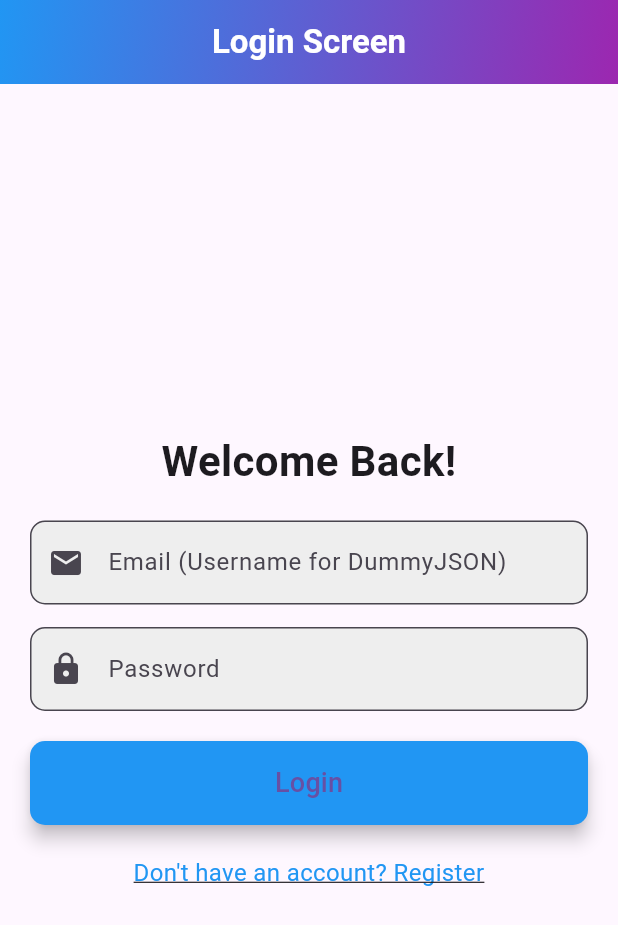
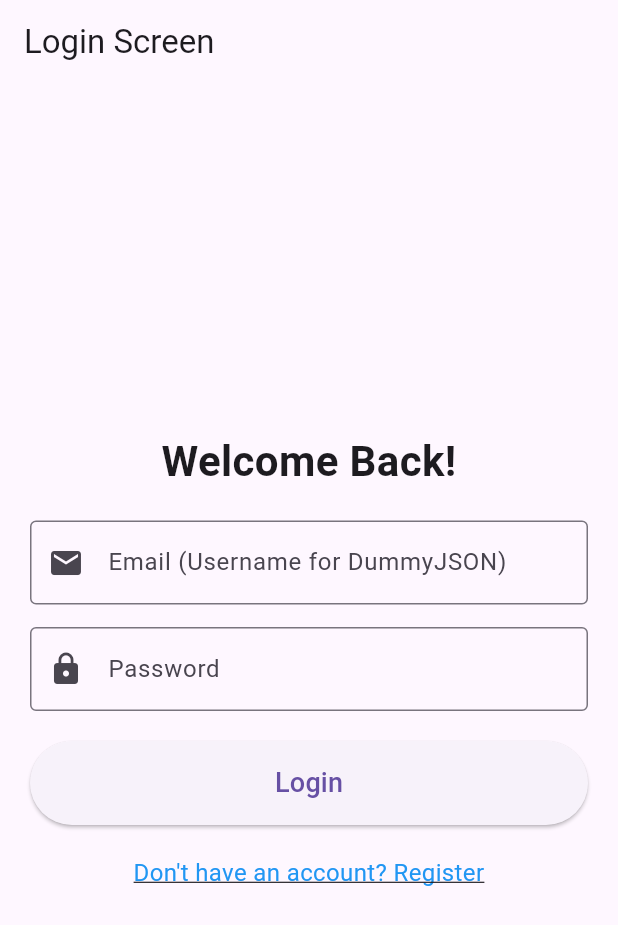
Before and after one commit to Revienne/Login_using_auth_with_dummyJsonAPI, a Flutter app: the screen it shows after launch, on a phone screen of 412 x 824 dp. Shown: the top 925 px of the screen. Run offline on Flutter 3.47's test engine with Material 3 defaults, Android fonts, the phone set to English and light mode, and no system bars; our stand-ins replace get, get_storage.

Commit message:
first commit

```diff
--- a/lib/login_page.dart
+++ b/lib/login_page.dart
@@ -1,7 +1,7 @@
 import 'dart:convert'; // For encoding/decoding JSON
 import 'package:flutter/material.dart';
 import 'package:get_storage/get_storage.dart';
-import 'package:http/http.dart' as http;
+import 'package:http/http.dart' as http; // For HTTP requests
 import 'package:get/get.dart';
 
 class Login extends StatelessWidget {
@@ -25,7 +25,7 @@ class Login extends StatelessWidget {
       final response = await http.post(Uri.parse(loginUrl),
           headers: {'Content-Type': 'application/json'},
           body: jsonEncode({
-            'username': email,
+            'username': email, // Use 'username' for DummyJSON
             'password': password,
           }));
 
@@ -33,10 +33,14 @@ class Login extends StatelessWidget {
       print('Response Data: $data');
 
       if (response.statusCode == 200 && data['accessToken'] != null) {
+        // Save token locally
         final box = GetStorage();
-        box.write('accessToken', data['accessToken']);
-        box.write('userData', data);
-        Get.offAllNamed('/dashboard');
+        box.write('accessToken', data['accessToken']); // Save access token
+        box.write('userData', data); // Save entire user data (optional)
+
+        // Navigate to dashboard
+        Get.offAllNamed(
+            '/dashboard'); // Use offAllNamed to remove login screen from navigation stack
       } else {
         ScaffoldMessenger.of(context).showSnackBar(
           SnackBar(content: Text(data['message'] ?? 'Login failed')),
@@ -53,25 +57,7 @@ class Login extends StatelessWidget {
   Widget build(BuildContext context) {
     return Scaffold(
       appBar: AppBar(
-        flexibleSpace: Container(
-          decoration: const BoxDecoration(
-            gradient: LinearGradient(
-              colors: [Colors.blue, Colors.purple],
-              begin: Alignment.topLeft,
-              end: Alignment.bottomRight,
-            ),
-          ),
-        ),
-        title: const Text(
-          'Login Screen',
-          style: TextStyle(
-            fontSize: 22,
-            fontWeight: FontWeight.bold,
-            color: Colors.white,
-          ),
-        ),
-        centerTitle: true,
-        elevation: 0,
+        title: const Text('Login Screen'),
       ),
       body: Padding(
         padding: const EdgeInsets.all(20.0),
@@ -79,6 +65,7 @@ class Login extends StatelessWidget {
           mainAxisAlignment: MainAxisAlignment.center,
           crossAxisAlignment: CrossAxisAlignment.stretch,
           children: [
+            // Title
             const Text(
               "Welcome Back!",
               style: TextStyle(
@@ -88,52 +75,47 @@ class Login extends StatelessWidget {
               textAlign: TextAlign.center,
             ),
             const SizedBox(height: 20),
+
+            // Email TextField
             TextField(
               controller: emailController,
-              decoration: InputDecoration(
+              decoration: const InputDecoration(
                 labelText: 'Email (Username for DummyJSON)',
-                border: OutlineInputBorder(
-                  borderRadius: BorderRadius.circular(10.0),
-                ),
-                prefixIcon: const Icon(Icons.email),
-                filled: true,
-                fillColor: Colors.grey[200],
+                border: OutlineInputBorder(),
+                prefixIcon: Icon(Icons.email),
               ),
               keyboardType: TextInputType.emailAddress,
             ),
             const SizedBox(height: 15),
+
+            // Password TextField
             TextField(
               controller: passwordController,
-              decoration: InputDecoration(
+              decoration: const InputDecoration(
                 labelText: 'Password',
-                border: OutlineInputBorder(
-                  borderRadius: BorderRadius.circular(10.0),
-                ),
-                prefixIcon: const Icon(Icons.lock),
-                filled: true,
-                fillColor: Colors.grey[200],
+                border: OutlineInputBorder(),
+                prefixIcon: Icon(Icons.lock),
               ),
-              obscureText: true,
+              // obscureText: true, // Hides the password
             ),
             const SizedBox(height: 20),
+
+            // Login Button
             ElevatedButton(
               onPressed: () {
-                authenticate(context);
+                authenticate(context); // Trigger authentication
               },
               style: ElevatedButton.styleFrom(
                 padding: const EdgeInsets.symmetric(vertical: 15),
-                shape: RoundedRectangleBorder(
-                  borderRadius: BorderRadius.circular(10.0),
-                ),
-                elevation: 5,
-                backgroundColor: Colors.blue,
               ),
               child: const Text(
                 'Login',
                 style: TextStyle(fontSize: 18),
               ),
             ),
+
             const SizedBox(height: 20),
+            // Register Link
             GestureDetector(
               onTap: () {
                 ScaffoldMessenger.of(context).showSnackBar(
--- a/lib/main.dart
+++ b/lib/main.dart
@@ -47,7 +47,7 @@ class MyApp extends StatelessWidget {
         GetPage(name: '/login', page: () => Login()),
         GetPage(
           name: '/dashboard',
-          page: () => Dashbord(),
+          page: () => Dashboard(),
           middlewares: [AuthMiddleware()], // Apply middleware here
         ),
       ],
```
Also changed, not shown: lib/dashboard_page.dart (+115 -25 lines).
